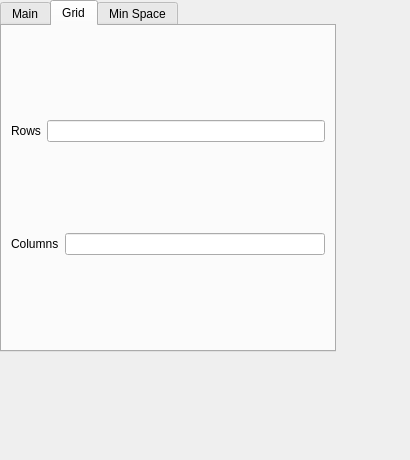
This is contents/ui/config.ui in lingtjien/Grid-Tiling-Kwin as Qt 5 draws it before an edit. The edited form follows.
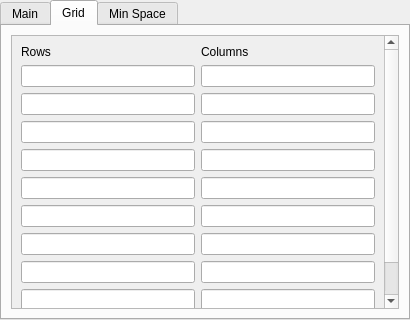
This is the edited form. The open tabs and pages were chosen to show the change.

Commit message: make grid sizing per desktop and per screen adjustable, refactor argument order consistency

Patch:
```diff
--- a/contents/ui/config.ui
+++ b/contents/ui/config.ui
@@ -5,13 +5,21 @@
     <property name="minimumSize">
       <size>
         <width>410</width>
-        <height>460</height>
+        <height>320</height>
       </size>
     </property>
     <property name="windowTitle">
       <string>Grid Tiling</string>
     </property>
     <widget class="QTabWidget" name="main">
+      <property name="geometry">
+        <rect>
+          <x>0</x>
+          <y>0</y>
+          <width>410</width>
+          <height>320</height>
+        </rect>
+      </property>
       <widget class="QWidget" name="tabMain">
         <attribute name="title">
           <string>Main</string>
@@ -265,32 +273,92 @@
         </attribute>
         <layout class="QVBoxLayout" name="layoutGrid">
           <item>
-            <layout class="QHBoxLayout" name="layoutRows">
-              <item>
+            <widget class="QScrollArea" name="scrollGrid">
+              <property name="frameShadow">
+                <enum>QFrame::Plain</enum>
+              </property>
+              <property name="widgetResizable">
+                <bool>true</bool>
+              </property>
+              <widget class="QWidget" name="scrollAreaGrid">
+                <layout class="QGridLayout" name="gridGrid">
+                  <item row="0" column="0">
                 <widget class="QLabel" name="labelRows">
                   <property name="text">
                     <string>Rows</string>
                   </property>
                 </widget>
               </item>
-              <item>
-                <widget class="QLineEdit" name="kcfg_rows"/>
-              </item>
-            </layout>
-          </item>
-          <item>
-            <layout class="QHBoxLayout" name="layoutColumns">
-              <item>
+                  <item row="0" column="1">
                 <widget class="QLabel" name="labelColumns">
                   <property name="text">
                     <string>Columns</string>
                   </property>
                 </widget>
               </item>
-              <item>
-                <widget class="QLineEdit" name="kcfg_columns"/>
-              </item>
-            </layout>
+                  <item row="1" column="0">
+                    <widget class="QLineEdit" name="kcfg_rowsScreen0"/>
+                  </item>
+                  <item row="2" column="0">
+                    <widget class="QLineEdit" name="kcfg_rowsScreen1"/>
+                  </item>
+                  <item row="3" column="0">
+                    <widget class="QLineEdit" name="kcfg_rowsScreen2"/>
+                  </item>
+                  <item row="4" column="0">
+                    <widget class="QLineEdit" name="kcfg_rowsScreen3"/>
+                  </item>
+                  <item row="5" column="0">
+                    <widget class="QLineEdit" name="kcfg_rowsScreen4"/>
+                  </item>
+                  <item row="6" column="0">
+                    <widget class="QLineEdit" name="kcfg_rowsScreen5"/>
+                  </item>
+                  <item row="7" column="0">
+                    <widget class="QLineEdit" name="kcfg_rowsScreen6"/>
+                  </item>
+                  <item row="8" column="0">
+                    <widget class="QLineEdit" name="kcfg_rowsScreen7"/>
+                  </item>
+                  <item row="9" column="0">
+                    <widget class="QLineEdit" name="kcfg_rowsScreen8"/>
+                  </item>
+                  <item row="10" column="0">
+                    <widget class="QLineEdit" name="kcfg_rowsScreen9"/>
+                  </item>
+                  <item row="1" column="1">
+                    <widget class="QLineEdit" name="kcfg_columnsScreen0"/>
+                  </item>
+                  <item row="2" column="1">
+                    <widget class="QLineEdit" name="kcfg_columnsScreen1"/>
+                  </item>
+                  <item row="3" column="1">
+                    <widget class="QLineEdit" name="kcfg_columnsScreen2"/>
+                  </item>
+                  <item row="4" column="1">
+                    <widget class="QLineEdit" name="kcfg_columnsScreen3"/>
+                  </item>
+                  <item row="5" column="1">
+                    <widget class="QLineEdit" name="kcfg_columnsScreen4"/>
+                  </item>
+                  <item row="6" column="1">
+                    <widget class="QLineEdit" name="kcfg_columnsScreen5"/>
+                  </item>
+                  <item row="7" column="1">
+                    <widget class="QLineEdit" name="kcfg_columnsScreen6"/>
+                  </item>
+                  <item row="8" column="1">
+                    <widget class="QLineEdit" name="kcfg_columnsScreen7"/>
+                  </item>
+                  <item row="9" column="1">
+                    <widget class="QLineEdit" name="kcfg_columnsScreen8"/>
+                  </item>
+                  <item row="10" column="1">
+                    <widget class="QLineEdit" name="kcfg_columnsScreen9"/>
+                  </item>
+                </layout>
+              </widget>
+            </widget>
           </item>
         </layout>
       </widget>
```
Left out of the diff: 18 changed lines with no effect on the pictures. Lines whose indentation alone changed are shown as unchanged. The commit also changes 8 other files.
